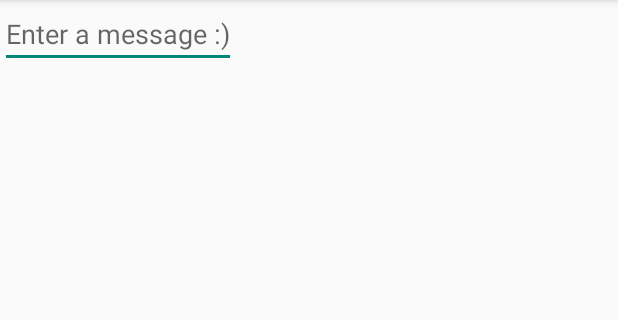
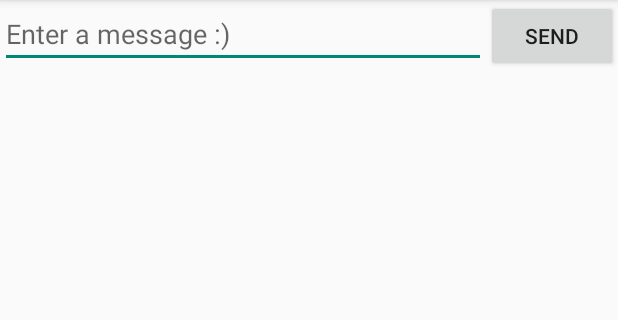
Before and after one commit to sadmani/ME433_Assignments, an Android app: the screen it shows after launch (MyActivity), on a phone screen of 412 x 824 dp, the part 84-404 px from its top. Run offline under Robolectric (Android 15) with nearby library versions, the phone set to English and light mode, and no system bars.

Commit message:
edited the text field so that it accommodates a string of any length

```diff
--- a/HW10/Flashlight433/app/src/main/res/layout/activity_my.xml
+++ b/HW10/Flashlight433/app/src/main/res/layout/activity_my.xml
@@ -5,7 +5,14 @@
     android:orientation="horizontal">
 
     <EditText android:id="@+id/edit_message"
-        android:layout_width="wrap_content"
+        android:layout_weight="1"
+        android:layout_width="0dp"
         android:layout_height="wrap_content"
         android:hint="@string/edit_message" />
+
+    <Button
+        android:text="@string/button_send"
+        android:layout_width="wrap_content"
+        android:layout_height="wrap_content" />
+
 </LinearLayout>
```
